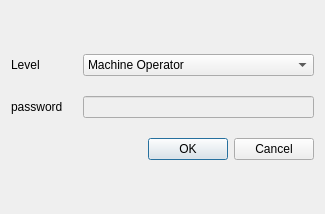
This is custom_widgets/programhead/passworddialog.ui in GaussCheng/2-5AxisPunch as Qt 5 draws it before an edit. The edited form follows.
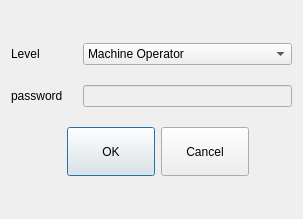
This is the edited form. Icons and pictures are not drawn. Custom widgets are drawn as their Qt base class.

Commit message: 1.放大键盘并做合理调整 2.调整权限页面的“确定”“取消”按钮 3.调整手动页面的四个按键

Diff of the .ui file:
```diff
--- a/custom_widgets/programhead/passworddialog.ui
+++ b/custom_widgets/programhead/passworddialog.ui
@@ -6,8 +6,8 @@
    <rect>
     <x>0</x>
     <y>0</y>
-    <width>325</width>
-    <height>214</height>
+    <width>303</width>
+    <height>219</height>
    </rect>
   </property>
   <property name="windowTitle">
@@ -83,6 +83,28 @@
    </item>
    <item>
     <widget class="QDialogButtonBox" name="buttonBox">
+     <property name="sizePolicy">
+      <sizepolicy hsizetype="Expanding" vsizetype="Preferred">
+       <horstretch>0</horstretch>
+       <verstretch>0</verstretch>
+      </sizepolicy>
+     </property>
+     <property name="minimumSize">
+      <size>
+       <width>216</width>
+       <height>30</height>
+      </size>
+     </property>
+     <property name="maximumSize">
+      <size>
+       <width>238</width>
+       <height>69</height>
+      </size>
+     </property>
+     <property name="styleSheet">
+      <string notr="true">width:80px;
+height:48px ;</string>
+     </property>
      <property name="orientation">
       <enum>Qt::Horizontal</enum>
      </property>
```
The commit also changes 5 other files.
